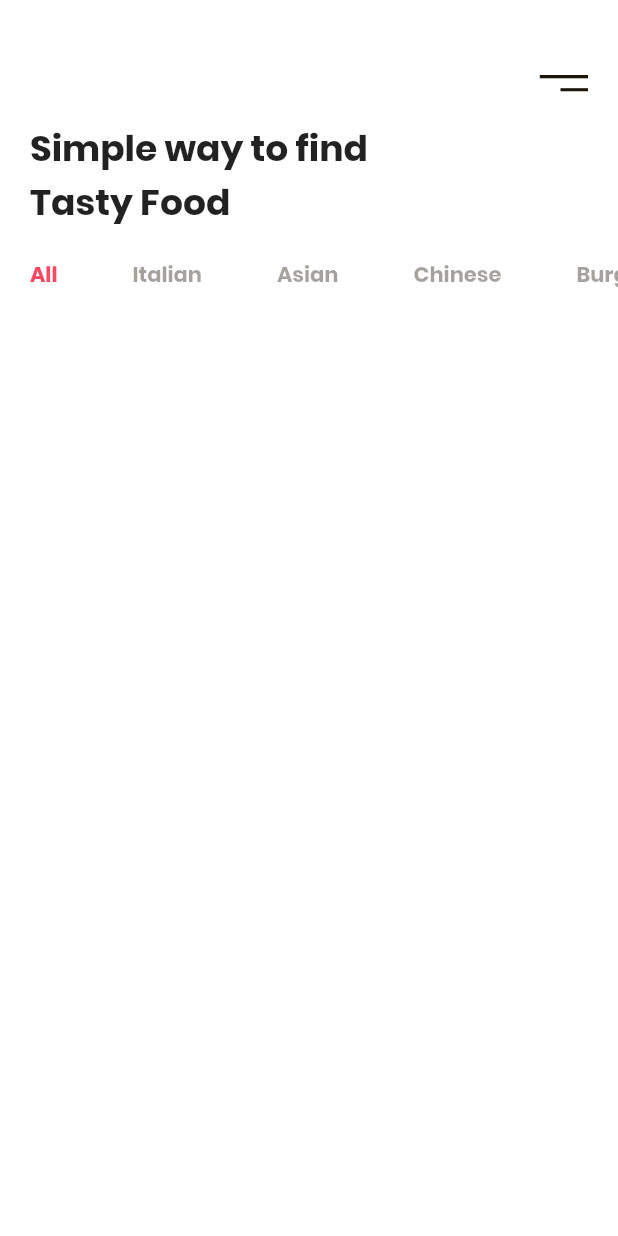
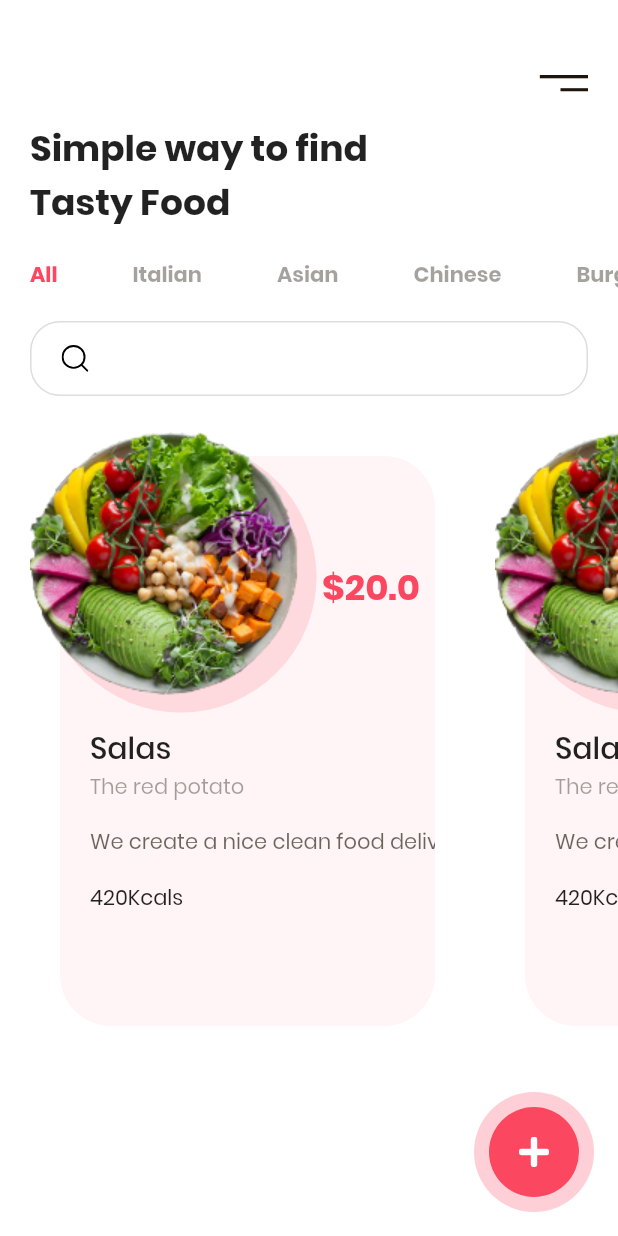
Before and after one commit to dkbac/food_app, a Flutter app: the screen it shows after launch, on a phone screen of 412 x 824 dp. Run offline on Flutter 3.47's test engine with Material 2 defaults, Android fonts, the phone set to English and light mode, and no system bars; our stand-ins replace flutter_svg.

Commit message:
Add Search bar; Add a horizontal scroll food list

```diff
--- a/lib/screens/home.dart
+++ b/lib/screens/home.dart
@@ -6,6 +6,25 @@ class HomeScreen extends StatelessWidget {
   @override
   Widget build(BuildContext context) {
     return Scaffold(
+      floatingActionButton: Container(
+        height: 80.0,
+        width: 80.0,
+        padding: EdgeInsets.all(10),
+        decoration: BoxDecoration(
+          shape: BoxShape.circle,
+          color: kPrimaryColor.withOpacity(.26),
+        ),
+        child: Container(
+          padding: EdgeInsets.all(20),
+          decoration: BoxDecoration(
+            shape: BoxShape.circle,
+            color: kPrimaryColor,
+          ),
+          child: SvgPicture.asset(
+            'assets/icons/plus.svg',
+          ),
+        ),
+      ),
       body: Column(
         crossAxisAlignment: CrossAxisAlignment.start,
         children: <Widget>[
@@ -38,6 +57,156 @@ class HomeScreen extends StatelessWidget {
               ],
             ),
           ),
+          Container(
+            alignment: Alignment.centerLeft,
+            margin: EdgeInsets.symmetric(vertical: 20, horizontal: 20),
+            padding: EdgeInsets.symmetric(vertical: 15, horizontal: 15),
+            height: 50.0,
+            width: double.infinity,
+            decoration: BoxDecoration(
+              borderRadius: BorderRadius.circular(20.0),
+              border: Border.all(
+                color: kBorderColor,
+              ),
+            ),
+            child: SvgPicture.asset('assets/icons/search.svg'),
+          ),
+          SingleChildScrollView(
+            scrollDirection: Axis.horizontal,
+            child: Row(
+              children: <Widget>[
+                FoodCard(
+                  calories: '420Kcals',
+                  description: 'We create a nice clean food delivery app ui by using flutter',
+                  foodName: 'Salas',
+                  image: 'assets/image_1.png',
+                  ingredient: 'The red potato',
+                  price: 20.0,
+                ),
+                FoodCard(
+                  calories: '420Kcals',
+                  description: 'We create a nice clean food delivery app ui by using flutter',
+                  foodName: 'Salas',
+                  image: 'assets/image_1.png',
+                  ingredient: 'The red potato',
+                  price: 20.0,
+                ),
+              ],
+            ),
+          ),
+        ],
+      ),
+    );
+  }
+}
+
+class FoodCard extends StatelessWidget {
+  final double price;
+  final String foodName;
+  final String ingredient;
+  final String description;
+  final String calories;
+  final String image;
+
+  const FoodCard({
+    Key key,
+    this.price,
+    this.foodName,
+    this.ingredient,
+    this.description,
+    this.calories,
+    this.image
+  }) : super(key: key);
+
+  @override
+  Widget build(BuildContext context) {
+    return Container(
+      margin: EdgeInsets.only(left: 20.0, right: 20.0),
+      height: 400,
+      width: 270,
+      child: Stack(
+        children: <Widget>[
+          //
+          Positioned(
+            right: 0.0,
+            bottom: 0.0,
+            child: Container(
+              height: 380,
+              width: 250,
+              decoration: BoxDecoration(
+                borderRadius: BorderRadius.circular(34.0),
+                color: kPrimaryColor.withOpacity(0.06),
+              ),
+            ),
+          ),
+          // Rounded the Food Image
+          Positioned(
+            top: 10.0,
+            left: 10.0,
+            child: Container(
+              height: 181,
+              width: 181,
+              decoration: BoxDecoration(
+                shape: BoxShape.circle,
+                color: kPrimaryColor.withOpacity(0.15),
+              ),
+            ),
+          ),
+          // Food Image
+          Positioned(
+            top: 0.0,
+            left: -50.0,
+            child: Container(
+              height: 184.0,
+              width: 276.0,
+              decoration: BoxDecoration(
+                image: DecorationImage(
+                  image: AssetImage('assets/images/image_1.png'),
+                ),
+              ),
+            ),
+          ),
+          // Price
+          Positioned(
+            top: 90.0,
+            right: 10.0,
+            child: Text(
+              '\$$price',
+              style: Theme.of(context)
+                .textTheme
+                .headline
+                .copyWith(color: kPrimaryColor),
+            ),
+          ),
+          Positioned(
+            top: 200.0,
+            left: 40.0,
+            child: Column(
+              crossAxisAlignment: CrossAxisAlignment.start,
+              children: <Widget>[
+                Text(
+                  foodName,
+                  style: Theme.of(context).textTheme.title,
+                ),
+                Text(
+                  ingredient,
+                  style: TextStyle(
+                    color: kTextColor.withOpacity(.4),
+                  ),
+                ),
+                SizedBox(height: 16.0,),
+                Text(
+                  description,
+                  maxLines: 3,
+                  style: TextStyle(
+                    color: kTextColor.withOpacity(0.65),
+                  ),
+                ),
+                SizedBox(height: 16,),
+                Text(calories)
+              ],
+            ),
+          )
         ],
       ),
     );
```
